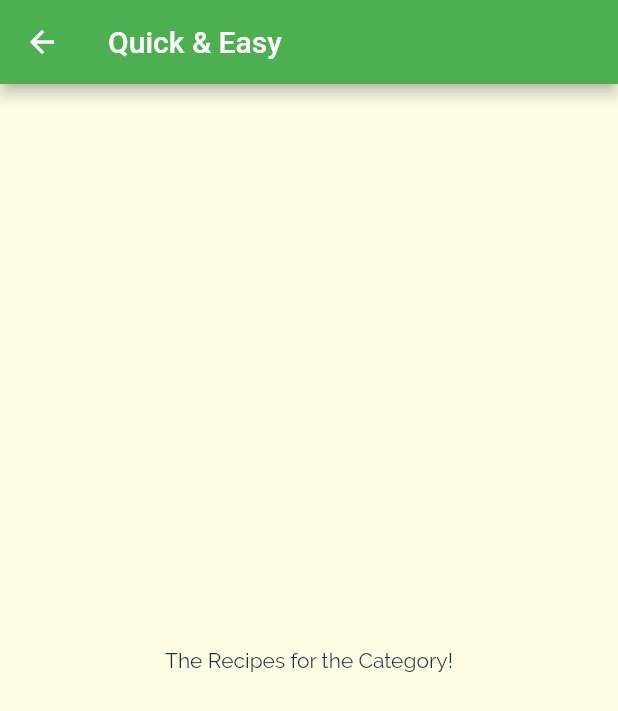
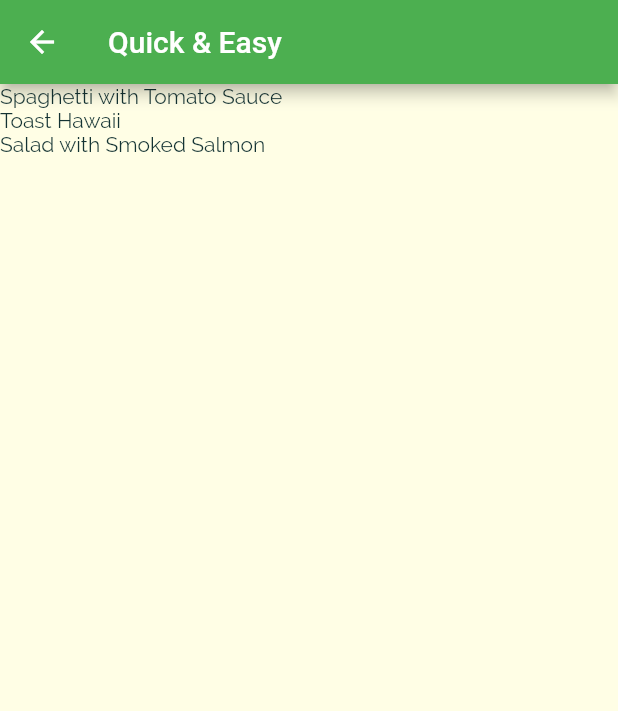
Before and after one commit to mihastele/flutter_exercises, a Flutter app: the screen it shows after launch, after a tap on "Quick & Easy", on a phone screen of 412 x 824 dp. Shown: the top 711 px of the screen. Run offline on Flutter 3.47's test engine with Material 2 defaults, Android fonts, the phone set to English and light mode, and no system bars.

Commit message:
Add meals

```diff
--- a/lib/category_meals_screen.dart
+++ b/lib/category_meals_screen.dart
@@ -1,4 +1,6 @@
 import 'package:flutter/material.dart';
+
+import './dummy_data.dart';
 
 class CategoryMeals extends StatelessWidget {
   static const routeName = '/category-meals';
@@ -16,13 +18,19 @@ class CategoryMeals extends StatelessWidget {
         ModalRoute.of(context)?.settings.arguments as Map<String, String>;
     final categoryTitle = routeArgs['title'];
     final categoryId = routeArgs['id'];
+
+    final categoryMeals = DUMMY_MEALS.where((meal) {
+      return meal.categories.contains(categoryId);
+    }).toList();
     return Scaffold(
       appBar: AppBar(
         title: Text(categoryTitle!),
       ),
-      body: const Center(
-        child: Text('The Recipes for the Category!'),
-      ),
+      body: ListView.builder(
+          itemBuilder: (ctx, index) {
+            return Text(categoryMeals[index].title);
+          },
+          itemCount: categoryMeals.length),
     );
   }
 }
--- a/lib/dummy_data.dart
+++ b/lib/dummy_data.dart
@@ -1,4 +1,5 @@
 import 'package:flutter/material.dart';
+import 'package:flutter_exercises/models/meal.dart';
 
 import './models/category.dart';
 
@@ -54,3 +55,165 @@ const DUMMY_CATEGORIES = const [
     color: Colors.teal,
   ),
 ];
+
+const DUMMY_MEALS = const [
+  Meal(
+    id: 'm1',
+    categories: [
+      'c1',
+      'c2',
+    ],
+    title: 'Spaghetti with Tomato Sauce',
+    affordability: Affordability.Affordable,
+    complexity: Complexity.Simple,
+    imageUrl:
+        'https://upload.wikimedia.org/wikipedia/commons/1/15/Recipe_logo.jpeg',
+    duration: 20,
+    ingredients: [
+      'Tomato Sauce',
+      'Spaghetti',
+      '1 Tablespoon Olive Oil',
+      '1 Clove Garlic',
+    ],
+    steps: [
+      'Step 1: In a large pot of lightly salted water, cook spaghetti pasta until al dente. Drain.',
+      'Step 2: Heat oil in a skillet over medium heat. Cook and stir garlic in the hot oil until fragrant, about 30 seconds. Stir in tomato sauce and season with salt and pepper. Simmer sauce until heated through, about 5 minutes.',
+      'Step 3: Toss cooked spaghetti with sauce to serve.',
+    ],
+    isGlutenFree: true,
+    isLactoseFree: true,
+    isVegan: true,
+    isVegetarian: true,
+  ),
+  Meal(
+    id: 'm2',
+    categories: [
+      'c2',
+    ],
+    title: 'Toast Hawaii',
+    affordability: Affordability.Pricey,
+    complexity: Complexity.Simple,
+    imageUrl:
+        'https://upload.wikimedia.org/wikipedia/commons/1/15/Recipe_logo.jpeg',
+    duration: 10,
+    ingredients: [
+      'Butter',
+      'Honey',
+      'Ham',
+      'Pineapple',
+      'Bread',
+    ],
+    steps: [
+      'Step 1: Spread butter on one side of each slice of bread.',
+      'Step 2: Place bread, butter side down, on a baking sheet.',
+      'Step 3: Bake in the preheated oven until the bread is lightly browned, 5 to 10 minutes.',
+      'Step 4: Spread honey over the unbuttered side of 4 slices of bread. Top each with a slice of ham, then a slice of pineapple. Top with the remaining 4 slices of bread, honey-side up.',
+      'Step 5: Heat a skillet over medium heat. Cook sandwiches in the hot skillet until the bread is toasted and the cheese is melted, about 2 minutes per side.',
+    ],
+    isGlutenFree: false,
+    isLactoseFree: false,
+    isVegan: false,
+    isVegetarian: false,
+  ),
+  Meal(
+    id: 'm3',
+    categories: [
+      'c3',
+    ],
+    title: 'Classic Hamburger',
+    affordability: Affordability.Affordable,
+    complexity: Complexity.Simple,
+    imageUrl:
+        'https://upload.wikimedia.org/wikipedia/commons/1/15/Recipe_logo.jpeg',
+    duration: 45,
+    ingredients: [
+      '300g Cattle Mince',
+      '1 Onion',
+      '2 Garlic Cloves',
+      '1 Egg',
+      '1/2 cup Breadcrumbs',
+      '1/2 cup Ketchup',
+      '1/2 cup Mustard',
+      '1/2 cup Mayonnaise',
+      '1/2 cup Pickles',
+      '1/2 cup Lettuce',
+      '1/2 cup Tomato',
+      '1/2 cup Cheese',
+      '1/2 cup Bacon',
+      '1/2 cup Buns',
+    ],
+    steps: [
+      'Step 1: In a large bowl, mix together the mince, onion, garlic, egg, and breadcrumbs. Season with salt and pepper, to taste. Shape into 4 patties.',
+      'Step 2: In a large skillet over medium heat, cook the patties until no longer pink in the center, about 5 minutes per side. An instant-read thermometer inserted into the center should read at least 160 degrees F (70 degrees C).',
+      'Step 3: Spread ketchup on the bottom buns, and mayonnaise on the top buns. Place lettuce, tomato, cheese, bacon, and pickles on the bottom buns. Top with the cooked patties, and cover with the top buns.',
+    ],
+    isGlutenFree: false,
+    isLactoseFree: false,
+    isVegan: false,
+    isVegetarian: false,
+  ),
+  Meal(
+    id: 'm4',
+    categories: [
+      'c4',
+    ],
+    title: 'Wiener Schnitzel',
+    affordability: Affordability.Luxurious,
+    complexity: Complexity.Challenging,
+    imageUrl:
+        'https://upload.wikimedia.org/wikipedia/commons/1/15/Recipe_logo.jpeg',
+    duration: 60,
+    ingredients: [
+      '4 Veal Cutlets',
+      '4 Eggs',
+      '200g Bread Crumbs',
+      '100g Flour',
+      '300ml Butter',
+      'Lemon Slices',
+      'Salt',
+      'Pepper',
+      'Parsley',
+    ],
+    steps: [
+      'Step 1: Place the flour on a plate. Season with salt and pepper. Place the eggs in a bowl and beat with a fork. Place the bread crumbs on a plate.',
+      'Step 2: Dredge the veal cutlets in the flour to coat, then dip into the egg, and coat with bread crumbs.',
+      'Step 3: Heat 2 tablespoons butter in a large skillet over medium heat. Cook the veal cutlets in the hot butter until browned on the bottom, about 2 minutes. Turn and cook until the other side is browned, about 2 minutes more. Transfer to a plate and keep warm.',
+      'Step 4: Melt the remaining butter in the skillet. Add the lemon slices and cook until browned, about 1 minute per side. Season with salt and pepper.',
+      'Step 5: Serve the veal cutlets with lemon slices and sprinkle with chopped parsley.',
+    ],
+    isGlutenFree: true,
+    isLactoseFree: true,
+    isVegan: false,
+    isVegetarian: false,
+  ),
+  Meal(
+    id: 'm5',
+    categories: [
+      'c2',
+      'c5',
+      'c10',
+    ],
+    title: 'Salad with Smoked Salmon',
+    affordability: Affordability.Luxurious,
+    complexity: Complexity.Simple,
+    imageUrl:
+        'https://upload.wikimedia.org/wikipedia/commons/1/15/Recipe_logo.jpeg',
+    duration: 15,
+    ingredients: [
+      'Arugula',
+      'Lemon',
+      'Olive Oil',
+      'Salt',
+      'Pepper',
+      'Smoked Salmon',
+      'Croutons',
+    ],
+    steps: [
+      'Step 1: In a large bowl, toss together the arugula, lemon juice, olive oil, salt, and pepper. Arrange on plates and top with smoked salmon and croutons.',
+    ],
+    isGlutenFree: true,
+    isLactoseFree: true,
+    isVegan: true,
+    isVegetarian: true,
+  ),
+];
--- /dev/null
+++ b/lib/models/meal.dart
@@ -0,0 +1,45 @@
+import 'package:flutter/material.dart';
+
+enum Complexity {
+  Simple,
+  Challenging,
+  Hard,
+}
+
+enum Affordability {
+  Affordable,
+  Pricey,
+  Luxurious,
+}
+
+class Meal {
+  final String id;
+  final List<String> categories;
+  final String title;
+  final Affordability affordability;
+  final Complexity complexity;
+  final String imageUrl;
+  final int duration;
+  final List<String> ingredients;
+  final List<String> steps;
+  final bool isGlutenFree;
+  final bool isLactoseFree;
+  final bool isVegan;
+  final bool isVegetarian;
+
+  const Meal({
+    required this.id,
+    required this.categories,
+    required this.title,
+    required this.affordability,
+    required this.complexity,
+    required this.imageUrl,
+    required this.duration,
+    required this.ingredients,
+    required this.steps,
+    required this.isGlutenFree,
+    required this.isLactoseFree,
+    required this.isVegan,
+    required this.isVegetarian,
+  });
+}
```
